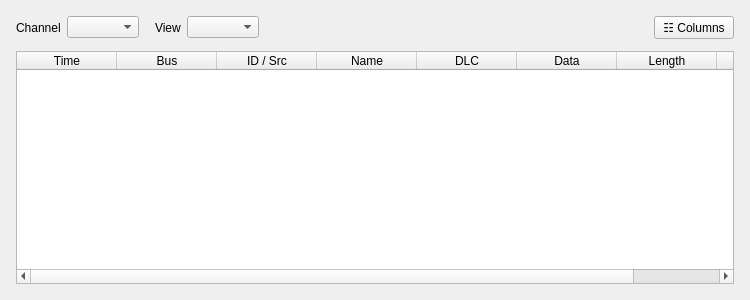
First picture: the form in ui/src/MessageListWidget.ui, repository xslr/fastrace, before the edit.
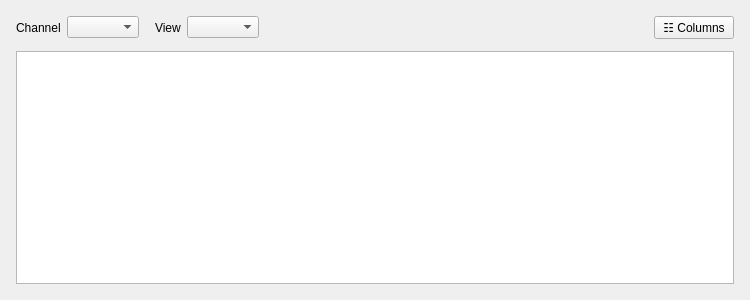
Second picture: the form after the edit.

Commit message: feat: lazy load messages

```diff
--- a/ui/src/MessageListWidget.ui
+++ b/ui/src/MessageListWidget.ui
@@ -90,7 +90,7 @@
     </layout>
    </item>
    <item>
-    <widget class="QTableWidget" name="msgTable">
+    <widget class="QTableView" name="msgTable">
      <property name="alternatingRowColors">
       <bool>true</bool>
      </property>
@@ -100,52 +100,9 @@
      <property name="showGrid">
       <bool>false</bool>
      </property>
-     <property name="columnCount">
-      <number>8</number>
-     </property>
      <attribute name="verticalHeaderVisible">
       <bool>false</bool>
      </attribute>
-     <column>
-      <property name="text">
-       <string>Time</string>
-      </property>
-     </column>
-     <column>
-      <property name="text">
-       <string>Bus</string>
-      </property>
-     </column>
-     <column>
-      <property name="text">
-       <string>ID / Src</string>
-      </property>
-     </column>
-     <column>
-      <property name="text">
-       <string>Name</string>
-      </property>
-     </column>
-     <column>
-      <property name="text">
-       <string>DLC</string>
-      </property>
-     </column>
-     <column>
-      <property name="text">
-       <string>Data</string>
-      </property>
-     </column>
-     <column>
-      <property name="text">
-       <string>Length</string>
-      </property>
-     </column>
-     <column>
-      <property name="text">
-       <string>ECU</string>
-      </property>
-     </column>
     </widget>
    </item>
   </layout>
```
The commit also changes 19 other files.
